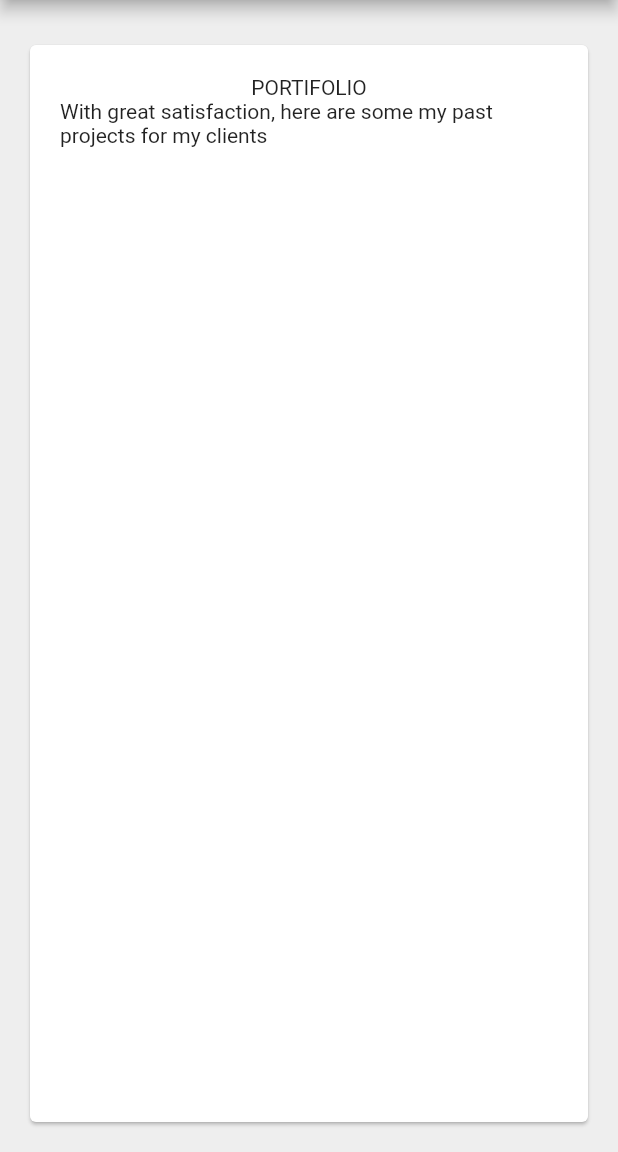
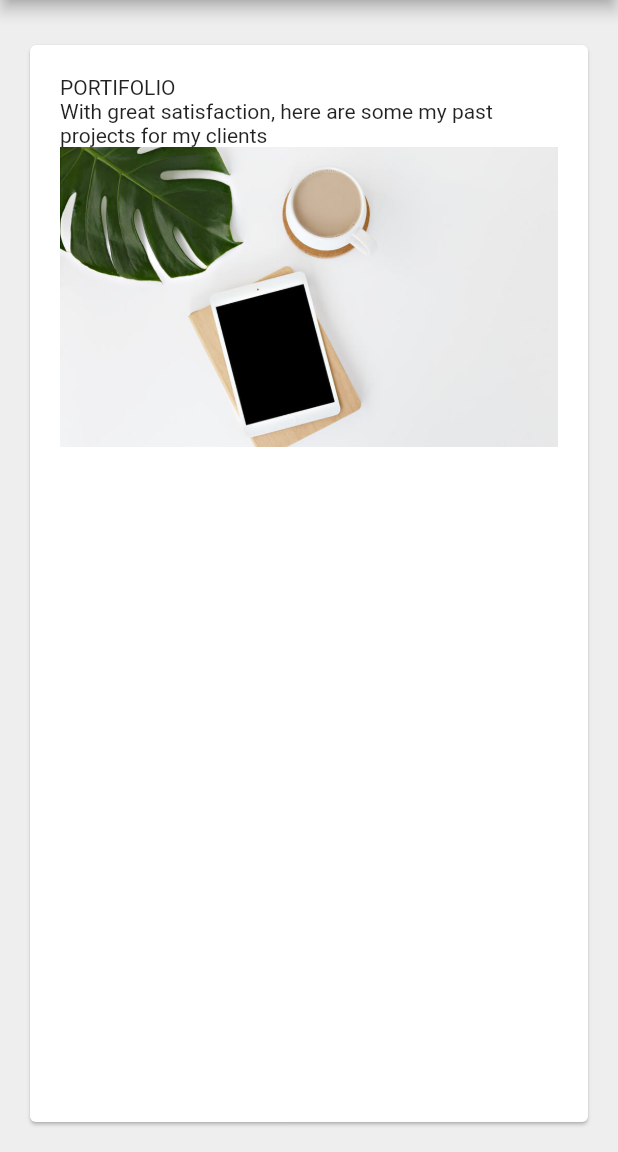
Before and after one commit to gwyne254/resume_app, a Flutter app: the screen it shows after launch, on a phone screen of 412 x 824 dp, the part 84-1236 px from its top. Run offline on Flutter 3.47's test engine with Material 2 defaults, Android fonts, the phone set to English and light mode, and no system bars.

Commit message:
Developmental Changes Commit

```diff
--- /dev/null
+++ b/lib/image_section/image_classes.dart
@@ -0,0 +1,21 @@
+import 'package:flutter/material.dart';
+
+class ImageBanner extends StatelessWidget {
+  final String _assetPath;
+
+  const ImageBanner(this._assetPath, {Key? key}) : super(key: key);
+
+  @override
+  Widget build(BuildContext context) {
+    return Container(
+      constraints: const BoxConstraints.expand(
+        height: 200.0,
+      ),
+      decoration: BoxDecoration(color: Colors.grey),
+      child: Image.asset(
+        _assetPath,
+        fit: BoxFit.cover,
+      ),
+    );
+  }
+}
--- a/lib/main.dart
+++ b/lib/main.dart
@@ -1,4 +1,7 @@
 import 'package:flutter/material.dart';
+import 'package:resume_app/text_section/text_classes.dart';
+
+import 'image_section/image_classes.dart';
 
 void main() {
   runApp(const MyApp());
@@ -81,9 +84,12 @@ _portifolio() => Expanded(
           padding: const EdgeInsets.all(20.0),
           child: Column(
             children: const [
-              Text('PORTIFOLIO'),
-              Text(
+              // Text('PORTIFOLIO'),
+              // Text(
+              // 'With great satisfaction, here are some my past projects for my clients'),
+              RegularText('PORTIFOLIO',
                   'With great satisfaction, here are some my past projects for my clients'),
+              ImageBanner("assets/images/work-1.jpg")
             ],
           ),
         ),
--- /dev/null
+++ b/lib/text_section/text_classes.dart
@@ -0,0 +1,36 @@
+import 'package:flutter/material.dart';
+
+class RegularText extends StatelessWidget {
+  final String _title;
+  final String _body;
+
+  const RegularText(this._title, this._body, {Key? key}) : super(key: key);
+
+  @override
+  Widget build(BuildContext context) {
+    return Column(
+      mainAxisAlignment: MainAxisAlignment.start,
+      crossAxisAlignment: CrossAxisAlignment.stretch,
+      children: [
+        Text(_title),
+        Text(_body),
+      ],
+    );
+  }
+}
+
+class TitleText extends StatelessWidget {
+  final Color _color;
+
+  TitleText(this._color);
+
+  @override
+  Widget build(BuildContext context) {
+    return Container(
+      decoration: BoxDecoration(
+        color: _color,
+      ),
+      child: Text('hi'),
+    );
+  }
+}
```
Also changed, not shown: pubspec.yaml (+2 -45 lines), assets/images/work-1.jpg (added), assets/images/work-2.jpg (added), assets/images/work-3.jpg (added), assets/images/work-6.jpg (added).
